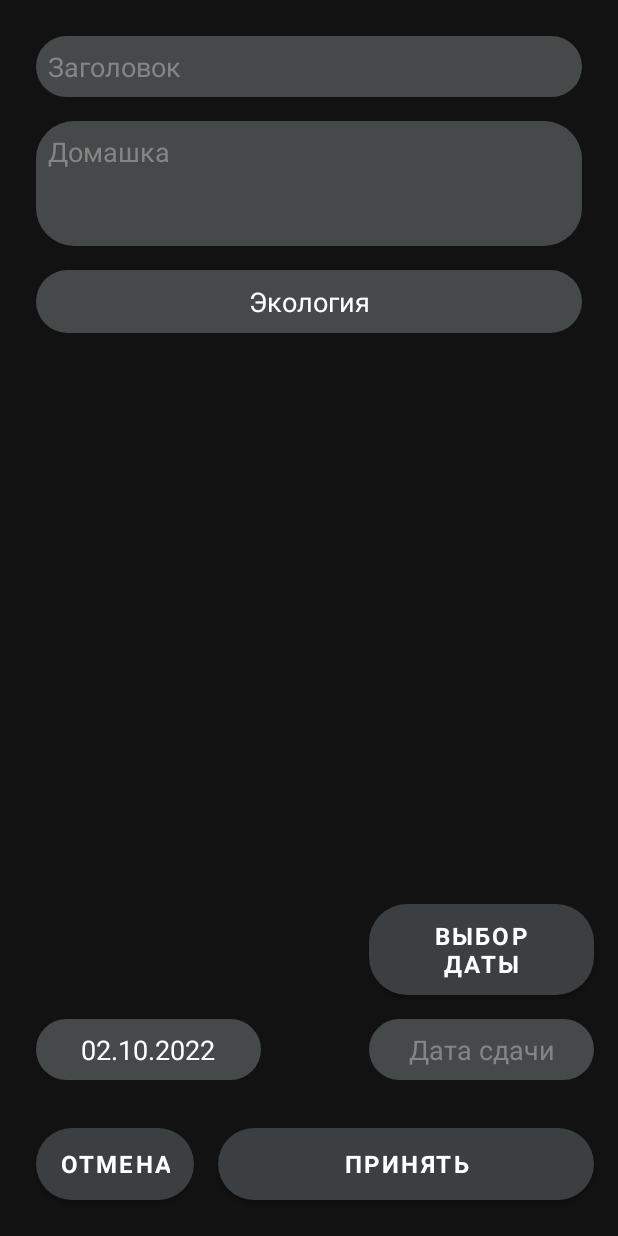
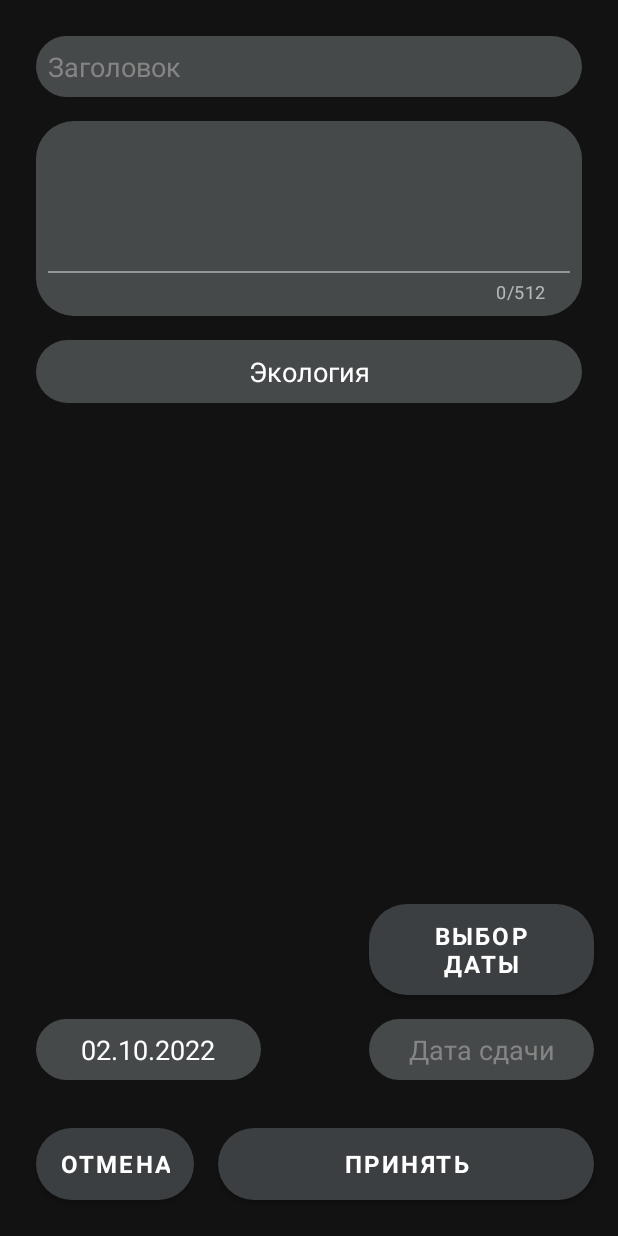
Before and after one commit to kenuel0110/IJournal, an Android app: the HomeWADDActivity screen opened directly, with no data from a screen before it, on a phone screen of 412 x 824 dp. Run offline under Robolectric (Android 15) with nearby library versions, the phone set to English and light mode, and no system bars; our stand-ins replace Firebase (no records; nobody signed in at launch, a user with empty details on screens opened directly); Roboto replaces fonts that are not available here.

Commit message:
Add HomeWork

```diff
--- a/app/src/main/AndroidManifest.xml
+++ b/app/src/main/AndroidManifest.xml
@@ -19,7 +19,8 @@
         <activity
             android:name=".HomeWADDActivity"
             android:exported="false"
-            android:screenOrientation="portrait"/>
+            android:screenOrientation="portrait"
+            android:windowSoftInputMode="adjustPan"/>
         <activity
             android:name=".HomeWPageActivity"
             android:exported="false"
--- a/app/src/main/java/com/twostrangerteam/ijournal/HomeWADDActivity.kt
+++ b/app/src/main/java/com/twostrangerteam/ijournal/HomeWADDActivity.kt
@@ -89,7 +89,7 @@ class HomeWADDActivity : AppCompatActivity() {
     }
 
     private fun add2database() {
-        if (binding.teTitle.text.isEmpty() || binding.teHomework.text.isEmpty() ||
+        if (binding.teTitle.text.isEmpty() || binding.teHomework.text!!.isEmpty() ||
             lesson_DB == "" || binding.teDataEnd.text.isEmpty()
         ) {
             Toast.makeText(this, "Заполните поля", Toast.LENGTH_SHORT).show()
--- a/app/src/main/res/layout/activity_home_waddactivity.xml
+++ b/app/src/main/res/layout/activity_home_waddactivity.xml
@@ -29,29 +29,36 @@
         app:layout_constraintStart_toStartOf="parent"
         app:layout_constraintTop_toTopOf="parent" />
 
-    <EditText
-        android:id="@+id/te_homework"
+    <com.google.android.material.textfield.TextInputLayout
+        android:id="@+id/te_homework_l"
         android:layout_width="0dp"
         android:layout_height="wrap_content"
-        android:layout_marginTop="16dp"
+        app:layout_constraintEnd_toEndOf="@+id/te_title"
+        app:layout_constraintStart_toStartOf="@+id/te_title"
+        app:layout_constraintTop_toBottomOf="@+id/te_title"
+        app:counterEnabled="true"
+        app:counterMaxLength="512"
         android:background="@drawable/courner_te"
+        android:padding="8dp"
+        android:paddingLeft="16dp"
+        android:layout_marginTop="16dp">
+            <com.google.android.material.textfield.TextInputEditText
+                android:id="@+id/te_homework"
+                android:layout_width="match_parent"
+                android:layout_height="match_parent"
+                android:background="#00FFFFFF"
                 android:ems="10"
                 android:fontFamily="@font/arsenal_bold"
                 android:gravity="start|top"
-        android:hint="Домашка"
                 android:inputType="textMultiLine"
-        android:lines="6"
+                android:lines="4"
                 android:maxLength="512"
-        android:maxLines="6"
+                android:maxLines="4"
                 android:minLines="3"
-        android:padding="8dp"
-        android:paddingLeft="16dp"
                 android:scrollbars="vertical"
                 android:textColor="@color/white"
-        android:textColorHint="@color/gray"
-        app:layout_constraintEnd_toEndOf="@+id/te_title"
-        app:layout_constraintStart_toStartOf="@+id/te_title"
-        app:layout_constraintTop_toBottomOf="@+id/te_title" />
+                android:textColorHint="@color/gray"/>
+    </com.google.android.material.textfield.TextInputLayout>
 
     <Spinner
         android:id="@+id/spinner_lessons"
@@ -61,9 +68,9 @@
         android:layout_marginTop="16dp"
         android:layout_marginEnd="24dp"
         android:background="@drawable/courner_te"
-        app:layout_constraintEnd_toEndOf="@+id/te_homework"
-        app:layout_constraintStart_toStartOf="@+id/te_homework"
-        app:layout_constraintTop_toBottomOf="@+id/te_homework" />
+        app:layout_constraintEnd_toEndOf="@+id/te_homework_l"
+        app:layout_constraintStart_toStartOf="@+id/te_homework_l"
+        app:layout_constraintTop_toBottomOf="@+id/te_homework_l" />
 
     <EditText
         android:id="@+id/te_data_start"
@@ -96,7 +103,7 @@
         android:fontFamily="@font/arsenal"
         android:gravity="center"
         android:hint="Дата сдачи"
-        android:inputType="text"
+        android:inputType="date"
         android:maxLength="35"
         android:maxLines="0"
         android:padding="8dp"
```
Lines whose indentation alone changed are shown as unchanged.
